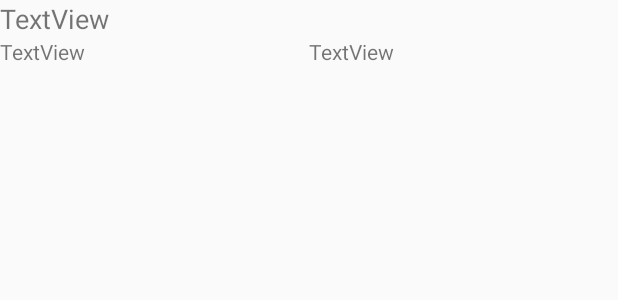
After one commit to tope96/Android-Shop-List, an Android app: the layout activity_shop.xml on its own in the app's theme, with its tools: preview values and no code run, on a phone screen of 412 x 824 dp. The commit adds this screen. Shown: the top 300 px of the screen. Run offline under Robolectric (Android 15) with nearby library versions, the phone set to English and light mode, and no system bars.

```diff
--- a/app/src/main/AndroidManifest.xml
+++ b/app/src/main/AndroidManifest.xml
@@ -14,6 +14,7 @@
         <activity android:name=".LoginActivity"/>
         <activity android:name=".AddItemActivity" />
         <activity android:name=".options" />
+        <activity android:name=".FavouriteShopsListActivity" />
 
         <activity
             android:name=".list"
--- a/app/src/main/java/com/example/firstproject/MainActivity.java
+++ b/app/src/main/java/com/example/firstproject/MainActivity.java
@@ -89,4 +89,10 @@ public class MainActivity extends AppCompatActivity {
     }
 
 
+    public void favsShow(View view) {
+        boolean darkMode = preferences.getBoolean("darkTheme", true);
+        Intent in = new Intent(this, FavouriteShopsListActivity.class);
+        in.putExtra("darkMode", darkMode);
+        startActivity(in);
+    }
 }
--- /dev/null
+++ b/app/src/main/res/layout/activity_shop.xml
@@ -0,0 +1,43 @@
+<?xml version="1.0" encoding="utf-8"?>
+<LinearLayout xmlns:android="http://schemas.android.com/apk/res/android"
+    android:layout_width="match_parent"
+    android:layout_height="wrap_content"
+    android:orientation="vertical">
+
+    <LinearLayout
+        android:layout_width="match_parent"
+        android:layout_height="match_parent"
+        android:orientation="horizontal">
+
+        <TextView
+            android:id="@+id/tvShop"
+            android:layout_width="wrap_content"
+            android:layout_height="wrap_content"
+            android:layout_weight="1"
+            android:text="TextView"
+            android:textSize="18sp" />
+
+    </LinearLayout>
+
+    <LinearLayout
+        android:layout_width="match_parent"
+        android:layout_height="match_parent"
+        android:layout_weight="1"
+        android:orientation="horizontal">
+
+        <TextView
+            android:id="@+id/tvDescShop"
+            android:layout_width="wrap_content"
+            android:layout_height="wrap_content"
+            android:layout_weight="1"
+            android:text="TextView" />
+
+        <TextView
+            android:id="@+id/tvRadiusShop"
+            android:layout_width="wrap_content"
+            android:layout_height="wrap_content"
+            android:layout_weight="1"
+            android:text="TextView" />
+    </LinearLayout>
+
+</LinearLayout>
```
Also changed, not shown: app/src/main/java/com/example/firstproject/FavouriteShopsListActivity.java (added, +139 -0 lines), app/src/main/java/com/example/firstproject/RecyclerAdapterShops.java (added, +67 -0 lines), app/src/main/java/com/example/firstproject/Shop.java (added, +46 -0 lines), app/src/main/res/drawable/ic_list_black_24dp.xml (added, +9 -0 lines), app/src/main/res/drawable/ic_map_black_24dp.xml (added, +9 -0 lines), app/src/main/res/layout/activity_favourite_shops_list.xml (added, +26 -0 lines), app/src/main/res/layout/activity_main.xml (+11 -0 lines), app/src/main/res/menu/bottom_nav_menu.xml (added, +16 -0 lines).
